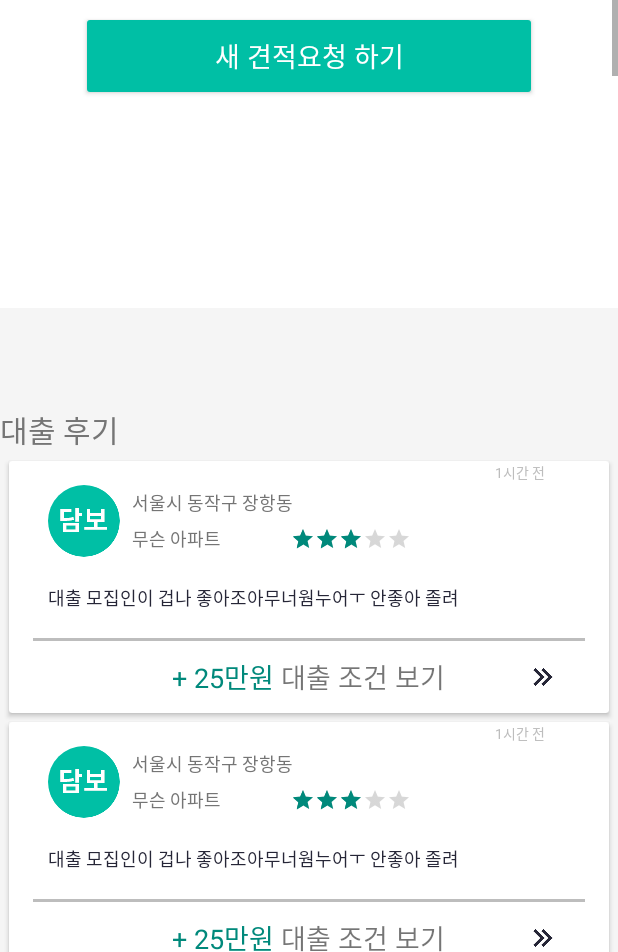
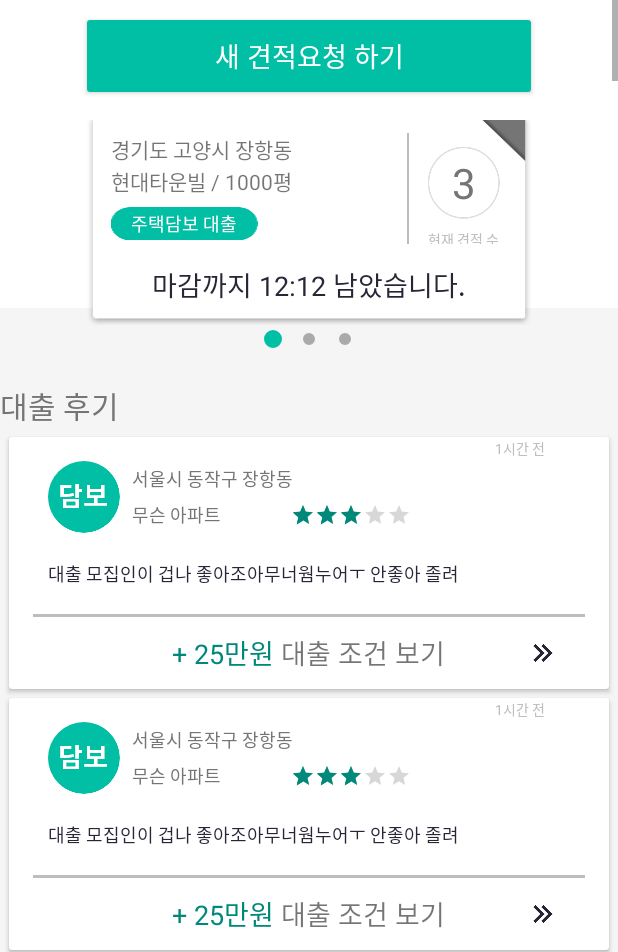
Before and after one commit to kirkee2/HelloMoney, an Android app: the MainActivity screen opened directly, with no data from a screen before it, on a phone screen of 412 x 824 dp, the part 284-1236 px from its top. Run offline under Robolectric (Android 15) with nearby library versions, the phone set to English and light mode, and no system bars; our stand-ins replace CircleImageView.

Commit message:
my quotation added

```diff
--- a/app/src/main/java/com/beta/tacademy/hellomoneycustomer/activity/MainActivity.java
+++ b/app/src/main/java/com/beta/tacademy/hellomoneycustomer/activity/MainActivity.java
@@ -179,7 +179,7 @@ public class MainActivity extends AppCompatActivity{
 
     //RecyclerView에 해더 추가
     public void addHeaders(){
-        //mainRecyclerViewAdapter.initHeader();
+        mainRecyclerViewAdapter.initHeader();
     }
 
     //RecyclerView에 아이템 추가
--- a/app/src/main/java/com/beta/tacademy/hellomoneycustomer/recyclerViews/mainRecyclerView/MainRecyclerViewAdapter.java
+++ b/app/src/main/java/com/beta/tacademy/hellomoneycustomer/recyclerViews/mainRecyclerView/MainRecyclerViewAdapter.java
@@ -61,6 +61,7 @@ public class MainRecyclerViewAdapter extends RecyclerView.Adapter<RecyclerView.V
         //변수 초기화
         this.type = type;
         mainList = new ArrayList<>();
+        pagerAdapter = new MainFragmentPagerAdapter(fragmentManager);
     }
 
     @Override
--- a/app/src/main/java/com/beta/tacademy/hellomoneycustomer/viewPagers/mainViewpager/MainFragmentPagerAdapter.java
+++ b/app/src/main/java/com/beta/tacademy/hellomoneycustomer/viewPagers/mainViewpager/MainFragmentPagerAdapter.java
@@ -20,7 +20,7 @@ public class MainFragmentPagerAdapter extends FragmentPagerAdapter {
 
     public void init() {
         for(int i = 0 ; i <3 ; i++){
-            items.add(new MainPageViewPagerObject(0,1,3,"12:12:3","경기도","고양시","장항동","현대타운빌","1000평",3));
+            items.add(new MainPageViewPagerObject(0,1,3,"12:12","경기도","고양시","장항동","현대타운빌","1000평",3));
         }
 
         notifyDataSetChanged();
--- a/app/src/main/java/com/beta/tacademy/hellomoneycustomer/viewPagers/mainViewpager/MainPageFragment.java
+++ b/app/src/main/java/com/beta/tacademy/hellomoneycustomer/viewPagers/mainViewpager/MainPageFragment.java
@@ -6,7 +6,9 @@ import android.support.v4.app.Fragment;
 import android.view.LayoutInflater;
 import android.view.View;
 import android.view.ViewGroup;
+import android.widget.LinearLayout;
 import android.widget.TextView;
+import android.widget.Toast;
 
 import com.beta.tacademy.hellomoneycustomer.R;
 
@@ -18,10 +20,11 @@ import java.util.ArrayList;
 public class MainPageFragment extends Fragment {
     MainPageViewPagerObject mainPageViewPagerObject;
     TextView region;
-    TextView apt;
+    TextView aptSize;
     TextView type;
     TextView currentQuotation;
     TextView leftTime;
+    LinearLayout linearLayout;
 
     public MainPageFragment() {
         // Required empty public constructor
@@ -37,7 +40,30 @@ public class MainPageFragment extends Fragment {
                              Bundle savedInstanceState) {
         View view = inflater.inflate(R.layout.fragment_main_page, container, false);
 
+        region = (TextView)view.findViewById(R.id.region);
+        aptSize = (TextView)view.findViewById(R.id.aptSize);
+        type = (TextView)view.findViewById(R.id.type);
+        currentQuotation = (TextView)view.findViewById(R.id.currentQuotation);
+        leftTime = (TextView)view.findViewById(R.id.leftTime);
+        linearLayout = (LinearLayout)view.findViewById(R.id.linearLayout);
 
+        region.setText(mainPageViewPagerObject.getRegion1() + " " + mainPageViewPagerObject.getRegion2() + " " +  mainPageViewPagerObject.getRegion3());
+        aptSize.setText(mainPageViewPagerObject.getApt() + " / " + mainPageViewPagerObject.getSize());
+        if(mainPageViewPagerObject.getType() == 0){
+            type.setText("전세자금 대출");
+        }else{
+            type.setText("주택담보 대출");
+        }
+
+        currentQuotation.setText(mainPageViewPagerObject.getCurrentQuotation()+"");
+        leftTime.setText("마감까지 " + mainPageViewPagerObject.getLeftTime() + " 남았습니다.");
+
+        linearLayout.setOnClickListener(new View.OnClickListener() {
+            @Override
+            public void onClick(View v) {
+                Toast.makeText(getActivity(),"id = " + mainPageViewPagerObject.getId() + " 상세로 이동.",Toast.LENGTH_SHORT).show();
+            }
+        });
         return view;
     }
 
--- a/app/src/main/res/drawable/tab_indicator_selected.xml
+++ b/app/src/main/res/drawable/tab_indicator_selected.xml
@@ -6,7 +6,7 @@
             android:shape="ring"
             android:thickness="6dp"
             android:useLevel="false">
-            <solid android:color="@color/colorPrimaryDark"/>
+            <solid android:color="@color/progress"/>
         </shape>
     </item>
 </layer-list>
--- a/app/src/main/res/layout/fragment_main_page.xml
+++ b/app/src/main/res/layout/fragment_main_page.xml
@@ -1,19 +1,20 @@
-<android.support.v7.widget.CardView xmlns:android="http://schemas.android.com/apk/res/android"
+<LinearLayout xmlns:android="http://schemas.android.com/apk/res/android"
     tools:context="com.beta.tacademy.hellomoneycustomer.viewPagers.mainViewpager.MainPageFragment"
     xmlns:tools="http://schemas.android.com/tools"
-    android:layout_width="296dp"
-    android:layout_height="144dp"
+    android:layout_width="wrap_content"
+    android:layout_height="500dp"
     android:orientation="vertical"
-    android:background="@drawable/ongoingQuotation">
+    android:id="@+id/linearLayout"
+    android:background="@drawable/ongoing_quotation_0">
 
     <LinearLayout
-        android:layout_width="271dp"
+        android:layout_width="match_parent"
         android:layout_height="74dp"
         android:orientation="horizontal"
         android:layout_marginTop="16dp"
         android:layout_marginBottom="13dp"
-        android:layout_marginEnd="12dp"
-        android:layout_marginStart="12dp">
+        android:layout_marginEnd="16dp"
+        android:layout_marginStart="16dp">
 
         <LinearLayout
             android:layout_width="197dp"
@@ -23,29 +24,32 @@
             <TextView
                 android:id="@+id/region"
                 android:layout_width="match_parent"
-                android:layout_height="14dp"
-                android:layout_gravity="center"
-                android:gravity="center"/>
+                android:layout_height="wrap_content"
+                android:layout_gravity="center_vertical"/>
 
             <TextView
                 android:id="@+id/aptSize"
                 android:layout_width="match_parent"
-                android:layout_height="14dp"
-                android:layout_gravity="center"
-                android:gravity="center"/>
+                android:layout_height="wrap_content"
+                android:layout_gravity="center_vertical"/>
 
             <TextView
+                android:layout_marginTop="6dp"
                 android:id="@+id/type"
                 android:layout_width="98dp"
                 android:layout_height="24dp"
                 android:background="@drawable/round_button"
                 android:text="전세자금 대출"
-                android:textSize="@dimen/medium"
+                android:textSize="@dimen/small"
                 android:textColor="@android:color/white"
                 android:gravity="center" />
 
         </LinearLayout>
 
+        <View
+            android:layout_width="1dp"
+            android:layout_height="match_parent"
+            android:background="@color/subNormal"/>
         <RelativeLayout
             android:layout_width="74dp"
             android:layout_height="74dp">
@@ -58,31 +62,32 @@
                 android:layout_width="48dp"
                 android:layout_height="48dp"
                 android:background="@drawable/circle"
-                android:text="10"
                 android:textSize="@dimen/large"
                 android:textColor="@color/normalTypo"
                 android:gravity="center"/>
             <TextView
                 android:layout_width="48dp"
-                android:layout_height="11dp"
+                android:layout_height="wrap_content"
                 android:layout_marginTop="6dp"
                 android:layout_centerHorizontal="true"
                 android:layout_below="@id/currentQuotation"
+                android:text="@string/current_quotation"
                 android:textColor="@color/subNormal"
-                android:textSize="@dimen/small"/>
+                android:textSize="@dimen/tiny"/>
         </RelativeLayout>
     </LinearLayout>
 
 
     <TextView
+        android:id="@+id/leftTime"
         android:layout_width="match_parent"
-        android:layout_height="28dp"
-        android:layout_marginEnd="12dp"
-        android:layout_marginStart="12dp"
+        android:layout_height="wrap_content"
+        android:layout_marginEnd="16dp"
+        android:layout_marginStart="16dp"
         android:gravity="center"
         android:text="마강까지 02:22 남았습니다."
         android:textColor="@color/pointTypo"
-        android:textSize="@dimen/large"
+        android:textSize="@dimen/medium"
         android:layout_gravity="bottom|center"
         android:layout_marginBottom="13dp"/>
-</android.support.v7.widget.CardView>
+</LinearLayout>
--- a/app/src/main/res/layout/main_recycler_view_header_sub.xml
+++ b/app/src/main/res/layout/main_recycler_view_header_sub.xml
@@ -2,7 +2,7 @@
 <FrameLayout xmlns:android="http://schemas.android.com/apk/res/android"
     xmlns:app="http://schemas.android.com/apk/res-auto"
     android:layout_width="match_parent"
-    android:layout_height="171dp"
+    android:layout_height="155dp"
     android:background="@color/basement">
 
     <View
@@ -13,7 +13,7 @@
 
     <View
         android:layout_width="match_parent"
-        android:layout_height="46dp"
+        android:layout_height="30dp"
         android:background="@color/basement"
         android:layout_gravity="bottom"/>
 
--- a/app/src/main/res/values/strings.xml
+++ b/app/src/main/res/values/strings.xml
@@ -12,6 +12,7 @@
     <string name="main_ment_1">최저금리를 찾는 확실한 방법</string>
     <string name="main_ment_2">주택담보대출은 헬로머니!</string>
     <string name="main_button_ment">새 견적요청 하기</string>
+    <string name="current_quotation">현재 견적 수</string>
 
 
     <string name="test">testing text for HelloMoney.</string>
```
Also changed, not shown: app/src/main/AndroidManifest.xml (+9 -7 lines), app/src/main/java/com/beta/tacademy/hellomoneycustomer/activity/RequestQuotationActivity.java (added, +15 -0 lines), app/src/main/res/drawable/tab_indicator_square_default.xml (added, +11 -0 lines), app/src/main/res/drawable/tab_indicator_square_selected.xml (added, +11 -0 lines), app/src/main/res/drawable/tab_selector_square.xml (added, +8 -0 lines), app/src/main/res/layout/activity_request_quotation.xml (added, +9 -0 lines), app/src/main/res/layout/tmp_tmp.xml (deleted, +0 -9 lines), app/src/main/res/drawable-xxhdpi/ongoingQuotation.png (deleted), app/src/main/res/drawable-xxhdpi/ongoing_quotation_0.png (added), app/src/main/res/drawable-xxhdpi/ongoing_quotation_1.png (added), app/src/main/res/drawable-xxhdpi/round_button.png.
